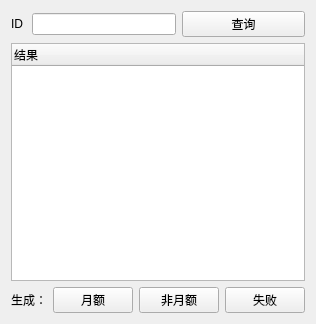
This is widget.ui in BruceKangCN/isMonthly as Qt 5 draws it before an edit. The edited form follows.
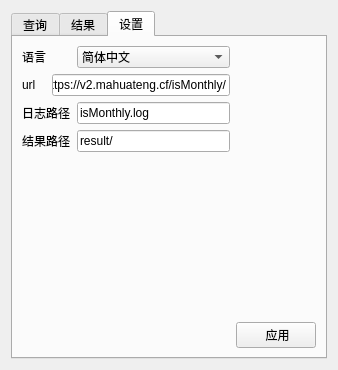
This is the edited form. The open tabs and pages were chosen to show the change.

Commit message: add result and settiogs tab

What changed in the file:
```diff
--- a/widget.ui
+++ b/widget.ui
@@ -6,13 +6,35 @@
    <rect>
     <x>0</x>
     <y>0</y>
-    <width>293</width>
-    <height>324</height>
+    <width>334</width>
+    <height>364</height>
    </rect>
   </property>
   <property name="windowTitle">
    <string>Widget</string>
   </property>
+  <layout class="QGridLayout" name="gridLayout_3">
+   <item row="0" column="0">
+    <widget class="QTabWidget" name="tabWidget">
+     <property name="minimumSize">
+      <size>
+       <width>316</width>
+       <height>0</height>
+      </size>
+     </property>
+     <property name="maximumSize">
+      <size>
+       <width>316</width>
+       <height>16777215</height>
+      </size>
+     </property>
+     <property name="currentIndex">
+      <number>0</number>
+     </property>
+     <widget class="QWidget" name="tab">
+      <attribute name="title">
+       <string>查询</string>
+      </attribute>
   <layout class="QGridLayout" name="gridLayout">
    <item row="0" column="0">
     <widget class="QLabel" name="label">
@@ -24,20 +46,36 @@
    <item row="0" column="1" colspan="3">
     <widget class="QLineEdit" name="lineEdit"/>
    </item>
-   <item row="0" column="4" colspan="2">
+       <item row="0" column="4">
     <widget class="QPushButton" name="pushButton">
      <property name="text">
       <string>查询</string>
      </property>
     </widget>
    </item>
-   <item row="1" column="0" colspan="6">
+       <item row="1" column="0" colspan="5">
     <widget class="QTreeWidget" name="treeWidget">
+         <property name="lineWidth">
+          <number>1</number>
+         </property>
+         <property name="columnCount">
+          <number>3</number>
+         </property>
+         <column>
+          <property name="text">
+           <string>id</string>
+          </property>
+         </column>
      <column>
       <property name="text">
        <string>结果</string>
       </property>
      </column>
+         <column>
+          <property name="text">
+           <string>码率</string>
+          </property>
+         </column>
     </widget>
    </item>
    <item row="2" column="0" colspan="2">
@@ -54,18 +92,205 @@
      </property>
     </widget>
    </item>
-   <item row="2" column="3" colspan="2">
+       <item row="2" column="3">
     <widget class="QPushButton" name="btnNotMonthly">
      <property name="text">
       <string>非月额</string>
      </property>
     </widget>
    </item>
-   <item row="2" column="5">
+       <item row="2" column="4">
     <widget class="QPushButton" name="btnFailure">
      <property name="text">
       <string>失败</string>
      </property>
+        </widget>
+       </item>
+      </layout>
+     </widget>
+     <widget class="QWidget" name="tab_2">
+      <attribute name="title">
+       <string>结果</string>
+      </attribute>
+      <layout class="QGridLayout" name="gridLayout_2">
+       <item row="0" column="0">
+        <widget class="QLabel" name="label_3">
+         <property name="text">
+          <string> 月额</string>
+         </property>
+        </widget>
+       </item>
+       <item row="0" column="1">
+        <spacer name="horizontalSpacer">
+         <property name="orientation">
+          <enum>Qt::Horizontal</enum>
+         </property>
+         <property name="sizeHint" stdset="0">
+          <size>
+           <width>249</width>
+           <height>20</height>
+          </size>
+         </property>
+        </spacer>
+       </item>
+       <item row="1" column="0" colspan="2">
+        <widget class="QTextBrowser" name="txtMonthly"/>
+       </item>
+       <item row="2" column="0">
+        <widget class="QLabel" name="label_4">
+         <property name="text">
+          <string>非月额</string>
+         </property>
+        </widget>
+       </item>
+       <item row="2" column="1">
+        <spacer name="horizontalSpacer_2">
+         <property name="orientation">
+          <enum>Qt::Horizontal</enum>
+         </property>
+         <property name="sizeHint" stdset="0">
+          <size>
+           <width>249</width>
+           <height>20</height>
+          </size>
+         </property>
+        </spacer>
+       </item>
+       <item row="3" column="0" colspan="2">
+        <widget class="QTextBrowser" name="txtNotMonthly"/>
+       </item>
+       <item row="4" column="0">
+        <widget class="QLabel" name="label_5">
+         <property name="text">
+          <string>失败</string>
+         </property>
+        </widget>
+       </item>
+       <item row="4" column="1">
+        <spacer name="horizontalSpacer_3">
+         <property name="orientation">
+          <enum>Qt::Horizontal</enum>
+         </property>
+         <property name="sizeHint" stdset="0">
+          <size>
+           <width>249</width>
+           <height>20</height>
+          </size>
+         </property>
+        </spacer>
+       </item>
+       <item row="5" column="0" colspan="2">
+        <widget class="QTextBrowser" name="txtFailure"/>
+       </item>
+      </layout>
+     </widget>
+     <widget class="QWidget" name="tab_3">
+      <attribute name="title">
+       <string>设置</string>
+      </attribute>
+      <layout class="QGridLayout" name="gridLayout_4">
+       <item row="0" column="0">
+        <widget class="QLabel" name="label_6">
+         <property name="text">
+          <string>语言</string>
+         </property>
+        </widget>
+       </item>
+       <item row="0" column="2">
+        <widget class="QComboBox" name="boxLanguage">
+         <property name="currentText">
+          <string>简体中文</string>
+         </property>
+         <property name="currentIndex">
+          <number>0</number>
+         </property>
+         <property name="modelColumn">
+          <number>0</number>
+         </property>
+         <item>
+          <property name="text">
+           <string>简体中文</string>
+          </property>
+         </item>
+        </widget>
+       </item>
+       <item row="1" column="0">
+        <widget class="QLabel" name="label_7">
+         <property name="text">
+          <string>url</string>
+         </property>
+        </widget>
+       </item>
+       <item row="1" column="1" colspan="2">
+        <widget class="QLineEdit" name="inpUrl">
+         <property name="text">
+          <string>https://v2.mahuateng.cf/isMonthly/</string>
+         </property>
+        </widget>
+       </item>
+       <item row="2" column="0" colspan="2">
+        <widget class="QLabel" name="label_8">
+         <property name="text">
+          <string>日志路径</string>
+         </property>
+        </widget>
+       </item>
+       <item row="2" column="2">
+        <widget class="QLineEdit" name="inpLog">
+         <property name="text">
+          <string>isMonthly.log</string>
+         </property>
+        </widget>
+       </item>
+       <item row="3" column="0" colspan="2">
+        <widget class="QLabel" name="label_9">
+         <property name="text">
+          <string>结果路径</string>
+         </property>
+        </widget>
+       </item>
+       <item row="3" column="2">
+        <widget class="QLineEdit" name="inpResult">
+         <property name="text">
+          <string>result/</string>
+         </property>
+        </widget>
+       </item>
+       <item row="4" column="1" colspan="3">
+        <spacer name="verticalSpacer">
+         <property name="orientation">
+          <enum>Qt::Vertical</enum>
+         </property>
+         <property name="sizeHint" stdset="0">
+          <size>
+           <width>248</width>
+           <height>158</height>
+          </size>
+         </property>
+        </spacer>
+       </item>
+       <item row="5" column="2">
+        <spacer name="horizontalSpacer_4">
+         <property name="orientation">
+          <enum>Qt::Horizontal</enum>
+         </property>
+         <property name="sizeHint" stdset="0">
+          <size>
+           <width>151</width>
+           <height>20</height>
+          </size>
+         </property>
+        </spacer>
+       </item>
+       <item row="5" column="3">
+        <widget class="QPushButton" name="btnApply">
+         <property name="text">
+          <string> 应用</string>
+         </property>
+        </widget>
+       </item>
+      </layout>
+     </widget>
     </widget>
    </item>
   </layout>
```
Lines whose indentation alone changed are shown as unchanged. The commit also changes 4 other files.
